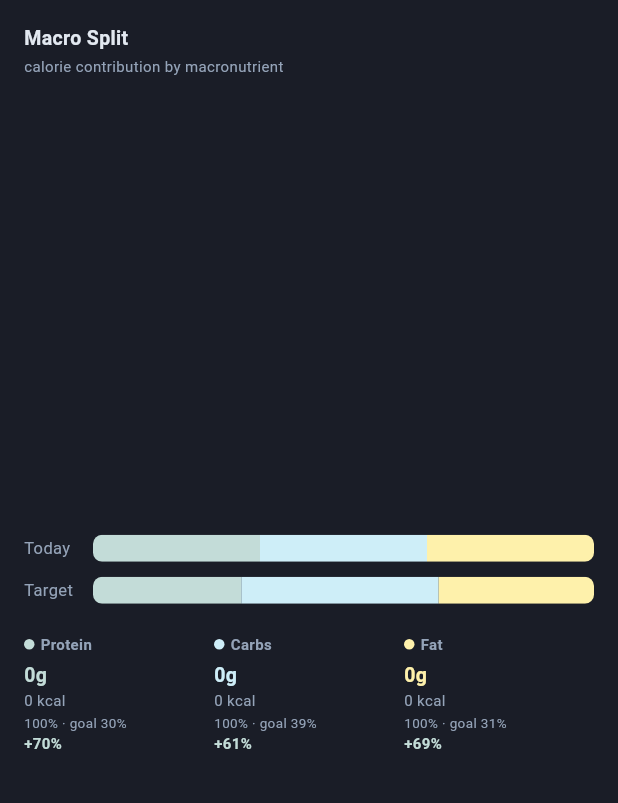
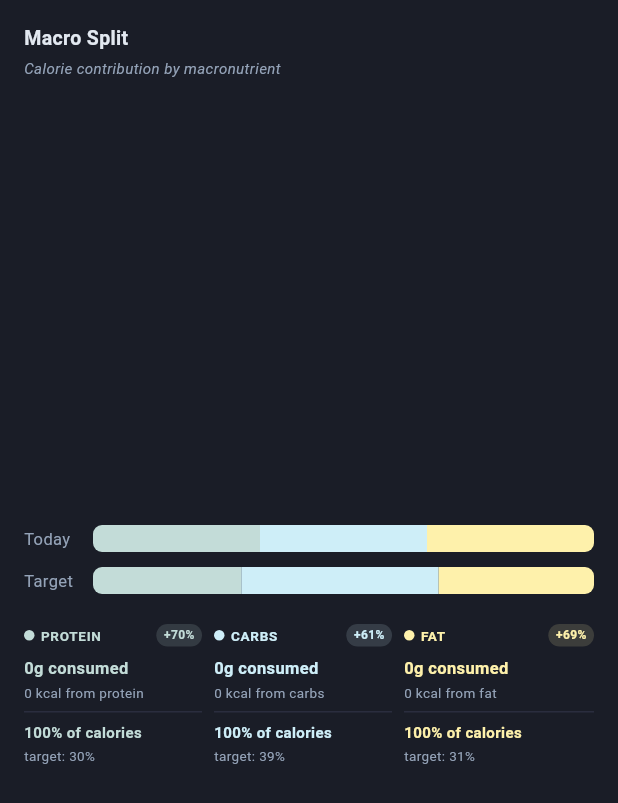
Before and after one commit to worldpeacemetta/WorldPeaceBuilder, a Flutter app: the _MacroSplitPanel widget shown alone on an empty page, opened directly with empty values, on a phone screen of 412 x 824 dp. Shown: the top 803 px of the screen. Run offline on Flutter 3.47's test engine with Material 3 defaults, Android fonts, the phone set to English and light mode, and no system bars; our stand-ins replace fl_chart, flutter_riverpod, go_router, image_picker, shared_preferences, supabase_flutter; missing offline and left inert: mobile_scanner; accounts and stored records are empty.

Commit message:
Redesign Macro Split legend for clarity + polish
- Subtitle: capital C + italic FontStyle
- Legend columns: name in uppercase macro color + diff badge (pill)
- '153g consumed', 'kcal from protein/carbs/fat', divider line
- '37% of calories' bold colored + 'target: 23%' muted below

https://claude.ai/code/session_01Fh3mjq5VUhPDJmziG8ZXP6

```diff
--- a/mobile/lib/screens/daily_log/day_detail_screen.dart
+++ b/mobile/lib/screens/daily_log/day_detail_screen.dart
@@ -535,15 +535,10 @@ class _MacroSplitPanel extends StatelessWidget {
   final MacroValues totals;
   final MacroGoals goals;
 
-  // kcal per gram
-  static const _pFactor = 4.0;
-  static const _cFactor = 4.0;
-  static const _fFactor = 9.0;
+  static const _kcalPerGram = [4.0, 4.0, 9.0]; // protein, carbs, fat
 
   List<double> _splitKcal(double p, double c, double f) {
-    final pk = p * _pFactor;
-    final ck = c * _cFactor;
-    final fk = f * _fFactor;
+    final pk = p * 4.0, ck = c * 4.0, fk = f * 9.0;
     final total = pk + ck + fk;
     if (total <= 0) return [1, 1, 1];
     return [pk / total, ck / total, fk / total];
@@ -553,24 +548,19 @@ class _MacroSplitPanel extends StatelessWidget {
   Widget build(BuildContext context) {
     final actual = _splitKcal(totals.protein, totals.carbs, totals.fat);
     final target = _splitKcal(goals.protein, goals.carbs, goals.fat);
-    const colors = [AppColors.protein, AppColors.carbs, AppColors.fat];
-    const names = ['Protein', 'Carbs', 'Fat'];
+    const colors  = [AppColors.protein, AppColors.carbs, AppColors.fat];
+    const names   = ['PROTEIN', 'CARBS', 'FAT'];
+    const macroOf = ['from protein', 'from carbs', 'from fat'];
+    final grams   = [totals.protein, totals.carbs, totals.fat];
 
-    const kcalPerGram = [4.0, 4.0, 9.0]; // protein, carbs, fat
-    final actualGrams = [totals.protein, totals.carbs, totals.fat];
-    final gramLabels = ['g', 'g', 'g'];
-    final macroNames = ['Protein', 'Carbs', 'Fat'];
-
-    Widget bar(List<double> fracs, {double height = 18}) => ClipRRect(
+    Widget bar(List<double> fracs) => ClipRRect(
           borderRadius: BorderRadius.circular(6),
           child: SizedBox(
-            height: height,
-            child: Row(
-              children: List.generate(3, (i) {
+            height: 18,
+            child: Row(children: List.generate(3, (i) {
               final flex = (fracs[i] * 1000).round();
               return Flexible(flex: flex, child: Container(color: colors[i]));
-              }),
-            ),
+            })),
           ),
         );
 
@@ -582,78 +572,106 @@ class _MacroSplitPanel extends StatelessWidget {
       child: Column(
         crossAxisAlignment: CrossAxisAlignment.start,
         children: [
-          // Title
+          // Title + italic subtitle
           const Text('Macro Split',
               style: TextStyle(fontSize: 13, fontWeight: FontWeight.w700)),
-          const SizedBox(height: 2),
-          Text('calorie contribution by macronutrient',
-              style: TextStyle(fontSize: 10, color: cs.textMuted)),
+          const SizedBox(height: 3),
+          Text('Calorie contribution by macronutrient',
+              style: TextStyle(
+                  fontSize: 10,
+                  color: cs.textMuted,
+                  fontStyle: FontStyle.italic)),
           const Spacer(),
           // Bars
-          Row(
-            children: [
+          Row(children: [
             SizedBox(width: 46,
                 child: Text('Today',
                     style: TextStyle(fontSize: 11, color: cs.textMuted))),
             Expanded(child: bar(actual)),
-            ],
-          ),
+          ]),
           const SizedBox(height: 10),
-          Row(
-            children: [
+          Row(children: [
             SizedBox(width: 46,
                 child: Text('Target',
                     style: TextStyle(fontSize: 11, color: cs.textMuted))),
             Expanded(child: bar(target)),
-            ],
-          ),
+          ]),
           const SizedBox(height: 20),
-          // Legend row — grams, kcal from macro, % vs goal
+          // Legend — 3 columns
           Row(
+            crossAxisAlignment: CrossAxisAlignment.start,
             children: List.generate(3, (i) {
               final aPct = (actual[i] * 100).round();
               final tPct = (target[i] * 100).round();
               final diff = aPct - tPct;
-              final diffStr =
-                  diff == 0 ? '±0%' : (diff > 0 ? '+$diff%' : '$diff%');
-              final diffColor = diff == 0
-                  ? cs.textMuted
-                  : (diff > 0 ? AppColors.protein : AppColors.carbs);
-              final kcalFromMacro =
-                  (actualGrams[i] * kcalPerGram[i]).round();
+              final diffStr = diff == 0 ? '±0%' : (diff > 0 ? '+$diff%' : '$diff%');
+              final diffColor = diff == 0 ? cs.textMuted : colors[i];
+              final kcal = (grams[i] * _kcalPerGram[i]).round();
+
               return Expanded(
+                child: Padding(
+                  padding: EdgeInsets.only(right: i < 2 ? 8 : 0),
                   child: Column(
                     crossAxisAlignment: CrossAxisAlignment.start,
                     children: [
-                    Row(children: [
-                      Container(
-                          width: 7, height: 7,
+                      // Name row + diff badge
+                      Row(
+                        crossAxisAlignment: CrossAxisAlignment.center,
+                        children: [
+                          Container(width: 7, height: 7,
                               decoration: BoxDecoration(
                                   color: colors[i], shape: BoxShape.circle)),
                           const SizedBox(width: 4),
-                      Text(macroNames[i],
+                          Expanded(
+                            child: Text(names[i],
+                                style: TextStyle(
+                                    fontSize: 9,
+                                    fontWeight: FontWeight.w700,
+                                    color: colors[i],
+                                    letterSpacing: 0.5)),
+                          ),
+                          Container(
+                            padding: const EdgeInsets.symmetric(
+                                horizontal: 5, vertical: 2),
+                            decoration: BoxDecoration(
+                              color: diffColor.withValues(alpha: 0.15),
+                              borderRadius: BorderRadius.circular(20),
+                            ),
+                            child: Text(diffStr,
+                                style: TextStyle(
+                                    fontSize: 8,
+                                    fontWeight: FontWeight.w700,
+                                    color: diffColor)),
+                          ),
+                        ],
+                      ),
+                      const SizedBox(height: 6),
+                      // Grams (large, colored)
+                      Text('${grams[i].round()}g consumed',
+                          style: TextStyle(
+                              fontSize: 11,
+                              fontWeight: FontWeight.w700,
+                              color: colors[i])),
+                      const SizedBox(height: 2),
+                      // Kcal from macro
+                      Text('$kcal kcal ${macroOf[i]}',
+                          style: TextStyle(fontSize: 9, color: cs.textMuted)),
+                      // Thin divider
+                      Padding(
+                        padding: const EdgeInsets.symmetric(vertical: 6),
+                        child: Divider(height: 1, color: cs.border),
+                      ),
+                      // % of today's calories
+                      Text('$aPct% of calories',
                           style: TextStyle(
                               fontSize: 10,
                               fontWeight: FontWeight.w600,
-                              color: cs.textMuted)),
-                    ]),
-                    const SizedBox(height: 4),
-                    Text('${actualGrams[i].round()}${gramLabels[i]}',
-                        style: TextStyle(
-                            fontSize: 13,
-                            fontWeight: FontWeight.w700,
                               color: colors[i])),
-                    Text('$kcalFromMacro kcal',
-                        style: TextStyle(fontSize: 10, color: cs.textMuted)),
                       const SizedBox(height: 2),
-                    Text('$aPct% · goal $tPct%',
+                      Text('target: $tPct%',
                           style: TextStyle(fontSize: 9, color: cs.textMuted)),
-                    Text(diffStr,
-                        style: TextStyle(
-                            fontSize: 10,
-                            fontWeight: FontWeight.w600,
-                            color: diffColor)),
                     ],
+                  ),
                 ),
               );
             }),
```
Lines whose indentation alone changed are shown as unchanged.
